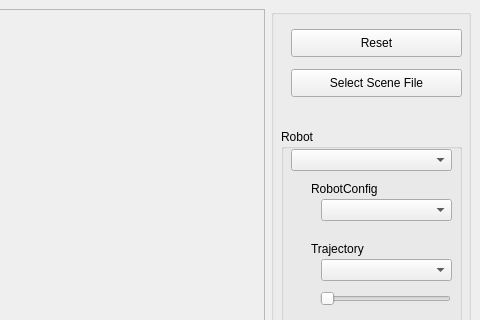
The window that VirtualRobot/examples/SceneViewer/SceneViewer.ui (softbankrobotics-research/Simox) describes before a commit, drawn with Qt 5; both pictures show x 318 to 798 and y 0 to 320 of the 798 by 695 pixel window.
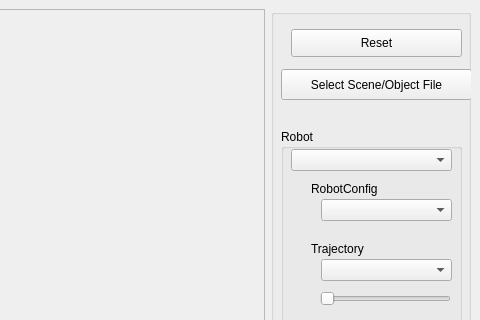
The same window after the commit.

Commit message: added object support to SceneViewer

```diff
--- a/VirtualRobot/examples/SceneViewer/SceneViewer.ui
+++ b/VirtualRobot/examples/SceneViewer/SceneViewer.ui
@@ -52,14 +52,14 @@
       <widget class="QPushButton" name="pushButtonLoad">
        <property name="geometry">
         <rect>
-         <x>20</x>
+         <x>10</x>
          <y>60</y>
-         <width>171</width>
-         <height>28</height>
+         <width>191</width>
+         <height>31</height>
         </rect>
        </property>
        <property name="text">
-        <string>Select Scene File</string>
+        <string>Select Scene/Object File</string>
        </property>
       </widget>
       <widget class="QGroupBox" name="groupBox_2">
```
The commit also changes 1 other file.
